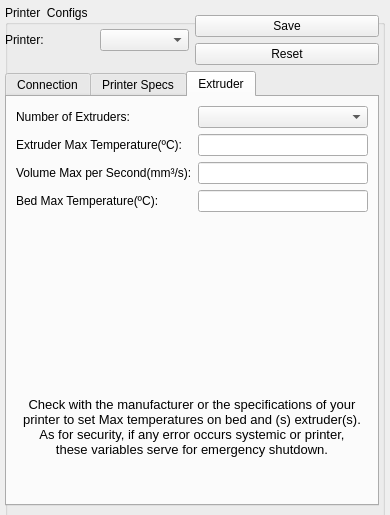
The window that PrinterSettingsWidget.ui (felipesanches/Br-Print3D) describes before a commit, drawn with Qt 5.
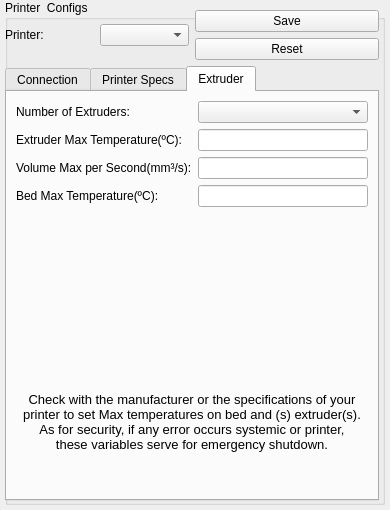
The same window after the commit. Icons and pictures are not drawn.

Commit message:
Reorganize widgets on PandoraUI
Reorganize widgets on PandoraUI and sizes on
ManualControl and PrinterSettings class.

Patch:
```diff
--- a/PrinterSettingsWidget.ui
+++ b/PrinterSettingsWidget.ui
@@ -7,7 +7,7 @@
     <x>0</x>
     <y>0</y>
     <width>390</width>
-    <height>515</height>
+    <height>510</height>
    </rect>
   </property>
   <property name="windowTitle">
@@ -17,9 +17,9 @@
    <property name="geometry">
     <rect>
      <x>5</x>
-     <y>5</y>
+     <y>0</y>
      <width>380</width>
-     <height>540</height>
+     <height>505</height>
     </rect>
    </property>
    <property name="title">
```
The commit also changes 2 other files.
